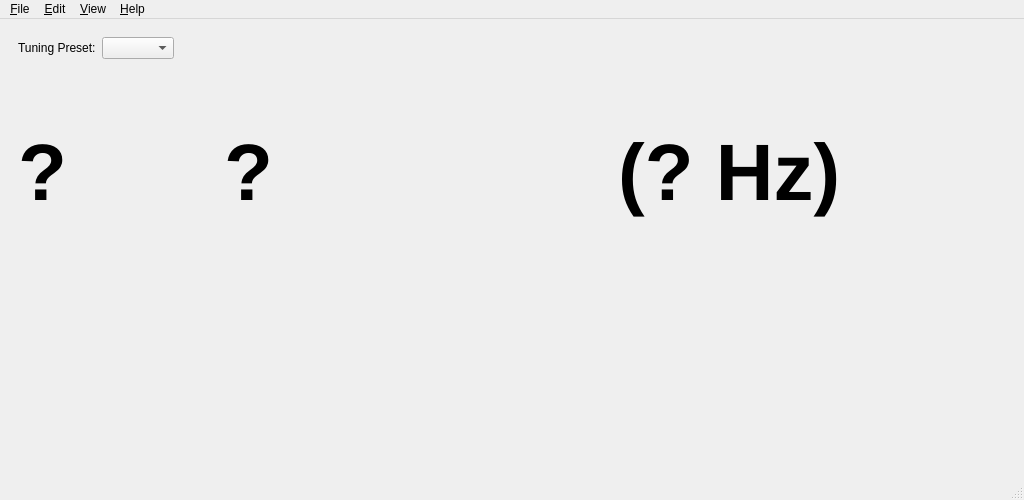
First picture: the form in src/UIMain.ui, repository jolange/qTuner, before the edit.
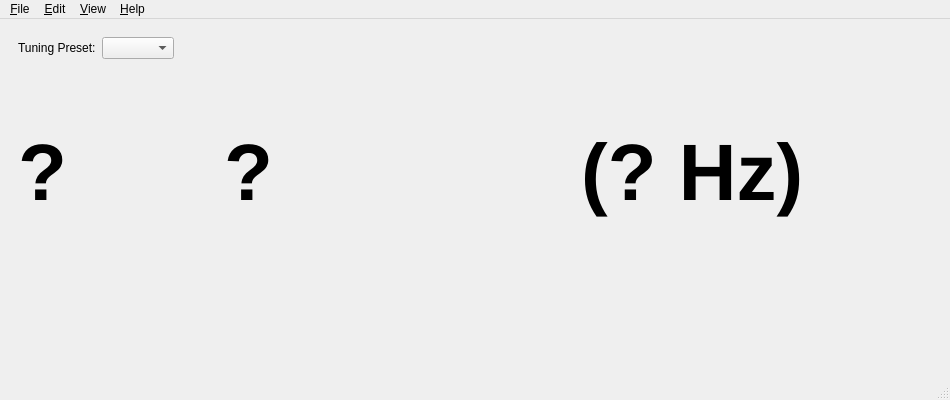
Second picture: the form after the edit.

```diff
--- a/src/UIMain.ui
+++ b/src/UIMain.ui
@@ -6,14 +6,14 @@
    <rect>
     <x>0</x>
     <y>0</y>
-    <width>1024</width>
-    <height>500</height>
+    <width>950</width>
+    <height>400</height>
    </rect>
   </property>
   <property name="minimumSize">
    <size>
-    <width>800</width>
-    <height>500</height>
+    <width>850</width>
+    <height>400</height>
    </size>
   </property>
   <property name="windowTitle">
@@ -189,8 +189,8 @@
     <rect>
      <x>0</x>
      <y>0</y>
-     <width>1024</width>
-     <height>23</height>
+     <width>950</width>
+     <height>25</height>
     </rect>
    </property>
    <widget class="QMenu" name="menuFile">
```
Left out of the diff: 9 changed lines with no effect on the pictures.
